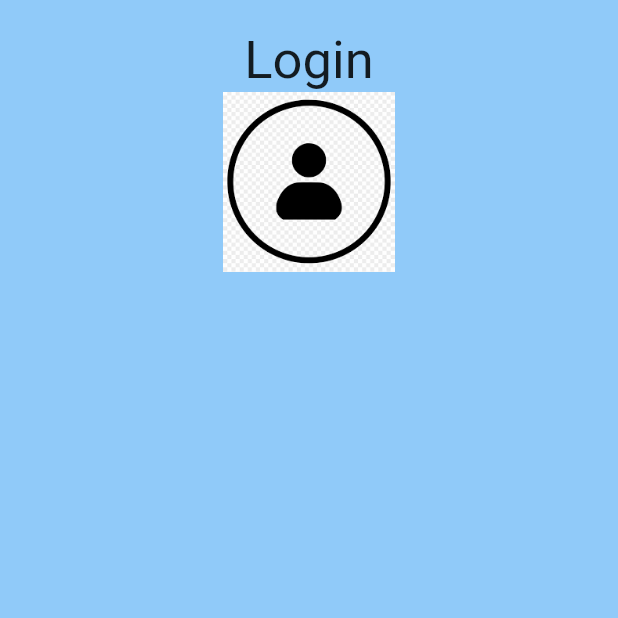
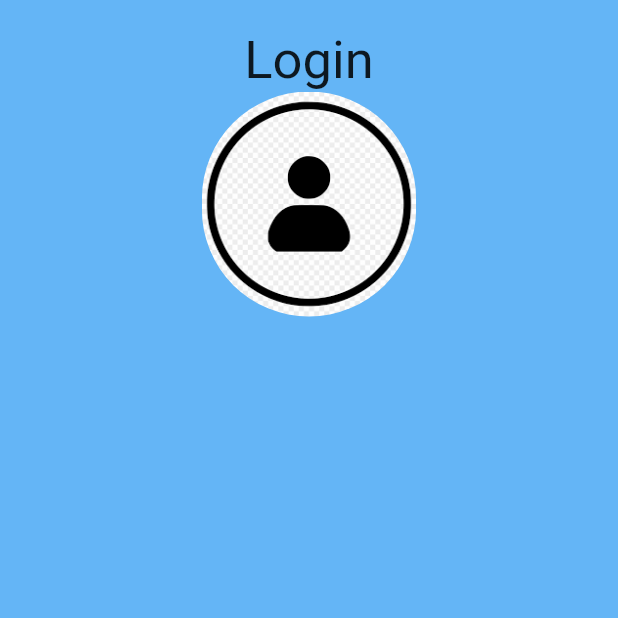
Before and after one commit to Astikk/Login_Registration, a Flutter app: the screen it shows after launch, on a phone screen of 412 x 824 dp, the top half of it. Run offline on Flutter 3.47's test engine with Material 2 defaults, Android fonts, the phone set to English and light mode, and no system bars.

Commit message:
circal an image

```diff
--- a/lib/main.dart
+++ b/lib/main.dart
@@ -22,10 +22,9 @@ class _LoginPageState extends State<LoginPage> {
         body: Stack(
           children: [
             Container(
-              color: Colors.blue[200],
+              color: Colors.blue[300],
             ),
             Container(
-
               padding: EdgeInsets.all(20),
               alignment: Alignment.center,
               child: Column(
@@ -33,7 +32,12 @@ class _LoginPageState extends State<LoginPage> {
                   Text('Login',style: TextStyle(
                       fontSize: 35),
                   ),
-                  Image.asset('images/login.png',height: 120,),
+              ClipRRect(
+                borderRadius: BorderRadius.circular(80),
+                child: Image.asset(
+                  'images/login.png',height: 150,
+                ),
+              )
                 ],
               ),
 
```
